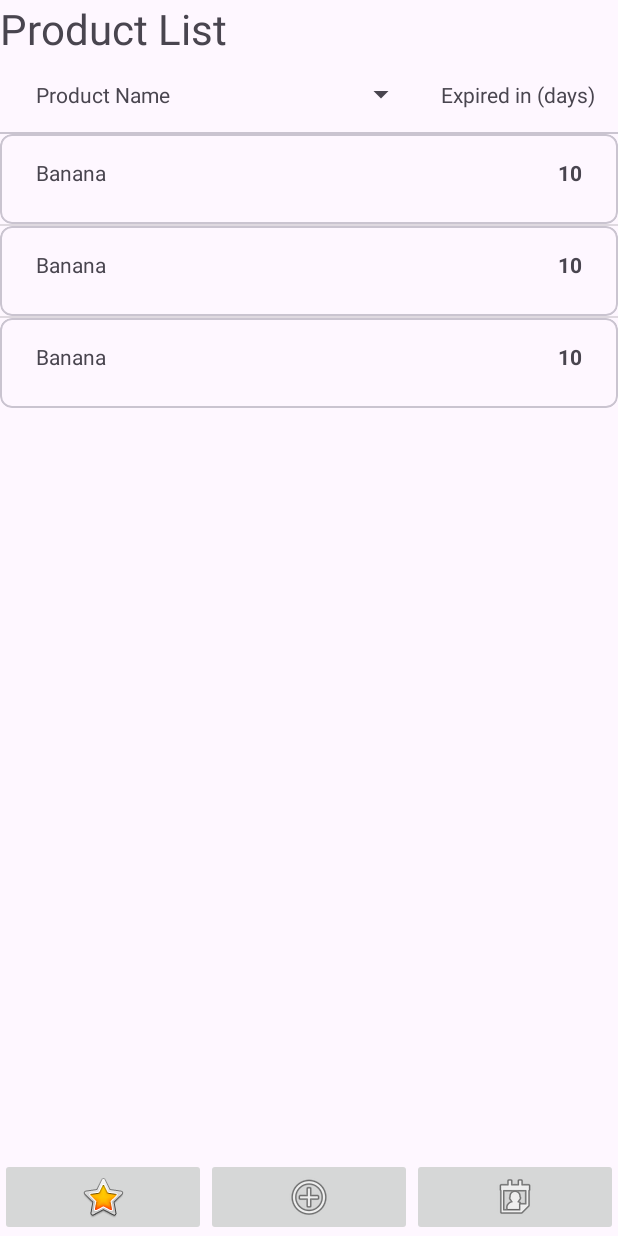
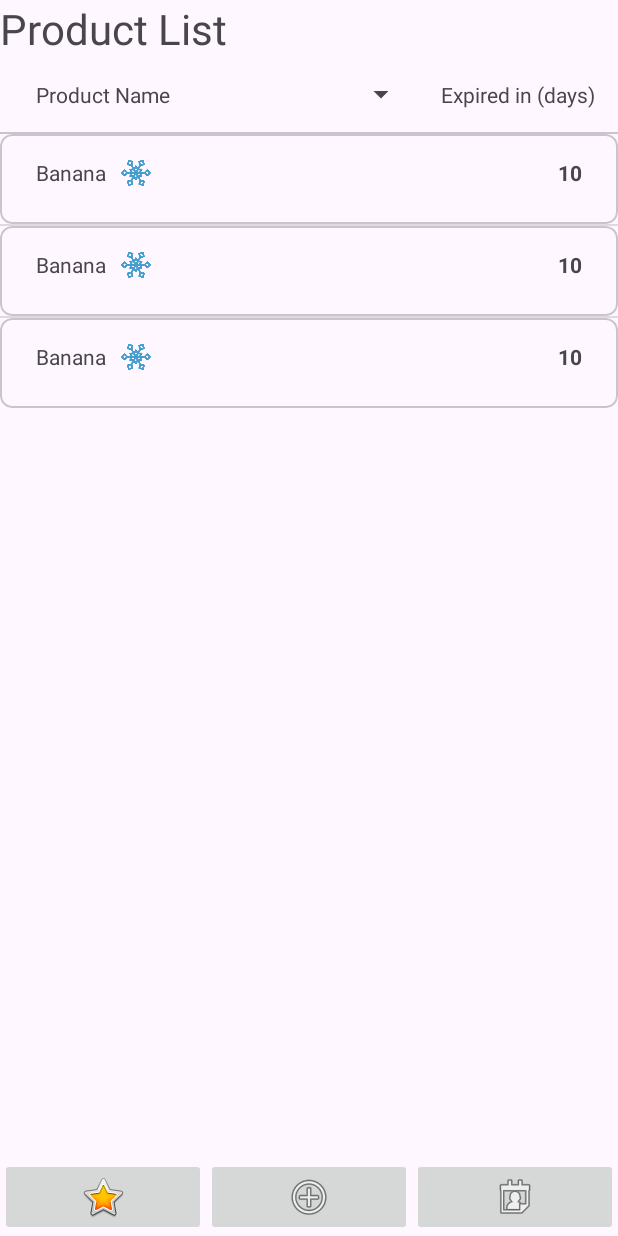
Before and after one commit to IM594/FreshPal, an Android app: the layout main_page.xml on its own in the app's theme, with its tools: preview values and no code run, on a phone screen of 412 x 824 dp. Run offline under Robolectric (Android 15) with nearby library versions, the phone set to English and light mode, and no system bars.

Commit message:
[Front-add snow icon]add snow.png modify items.xml

```diff
--- a/app/src/main/res/layout/items.xml
+++ b/app/src/main/res/layout/items.xml
@@ -33,7 +33,8 @@
             android:layout_height="20dp"
             app:layout_constraintStart_toEndOf="@+id/item_name"
             app:layout_constraintTop_toTopOf="@+id/item_name"
-            android:layout_marginStart="10dp" />
+            android:layout_marginStart="10dp"
+            app:srcCompat="@drawable/snow" />
 
         <TextView
             android:id="@+id/expired_days"
```
Also changed, not shown: app/src/main/res/drawable/snow.png (added).
